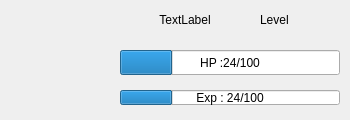
The window that MMO/Res/hudview.ui (maresc-g/linumon) describes before a commit, drawn with Qt 5.
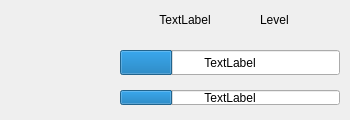
The same window after the commit.

Commit message: Add label to hudviews for print exp and hp

Diff of the .ui file:
```diff
--- a/MMO/Res/hudview.ui
+++ b/MMO/Res/hudview.ui
@@ -29,7 +29,7 @@
     <set>Qt::AlignCenter</set>
    </property>
    <property name="format">
-    <string notr="true">HP :%v/%m</string>
+    <string notr="true"/>
    </property>
   </widget>
   <widget class="QProgressBar" name="pb_exp">
@@ -41,6 +41,12 @@
      <height>15</height>
     </rect>
    </property>
+   <property name="minimum">
+    <number>0</number>
+   </property>
+   <property name="maximum">
+    <number>100</number>
+   </property>
    <property name="value">
     <number>24</number>
    </property>
@@ -48,7 +54,7 @@
     <set>Qt::AlignCenter</set>
    </property>
    <property name="format">
-    <string notr="true">Exp : %v/%m</string>
+    <string notr="true"/>
    </property>
   </widget>
   <widget class="QLabel" name="l_name">
@@ -93,6 +99,38 @@
     <string/>
    </property>
   </widget>
+  <widget class="QLabel" name="l_exp">
+   <property name="geometry">
+    <rect>
+     <x>120</x>
+     <y>90</y>
+     <width>220</width>
+     <height>15</height>
+    </rect>
+   </property>
+   <property name="text">
+    <string>TextLabel</string>
+   </property>
+   <property name="alignment">
+    <set>Qt::AlignCenter</set>
+   </property>
+  </widget>
+  <widget class="QLabel" name="l_hp">
+   <property name="geometry">
+    <rect>
+     <x>120</x>
+     <y>50</y>
+     <width>220</width>
+     <height>25</height>
+    </rect>
+   </property>
+   <property name="text">
+    <string>TextLabel</string>
+   </property>
+   <property name="alignment">
+    <set>Qt::AlignCenter</set>
+   </property>
+  </widget>
  </widget>
  <resources/>
  <connections/>
```
The commit also changes 10 other files.
